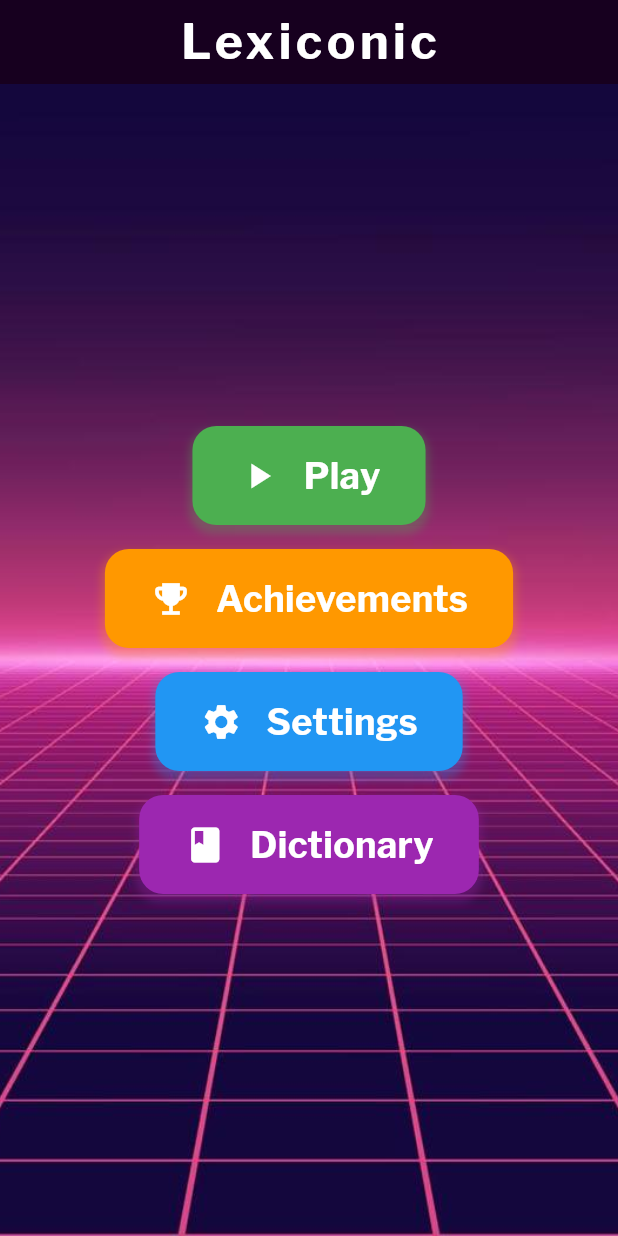
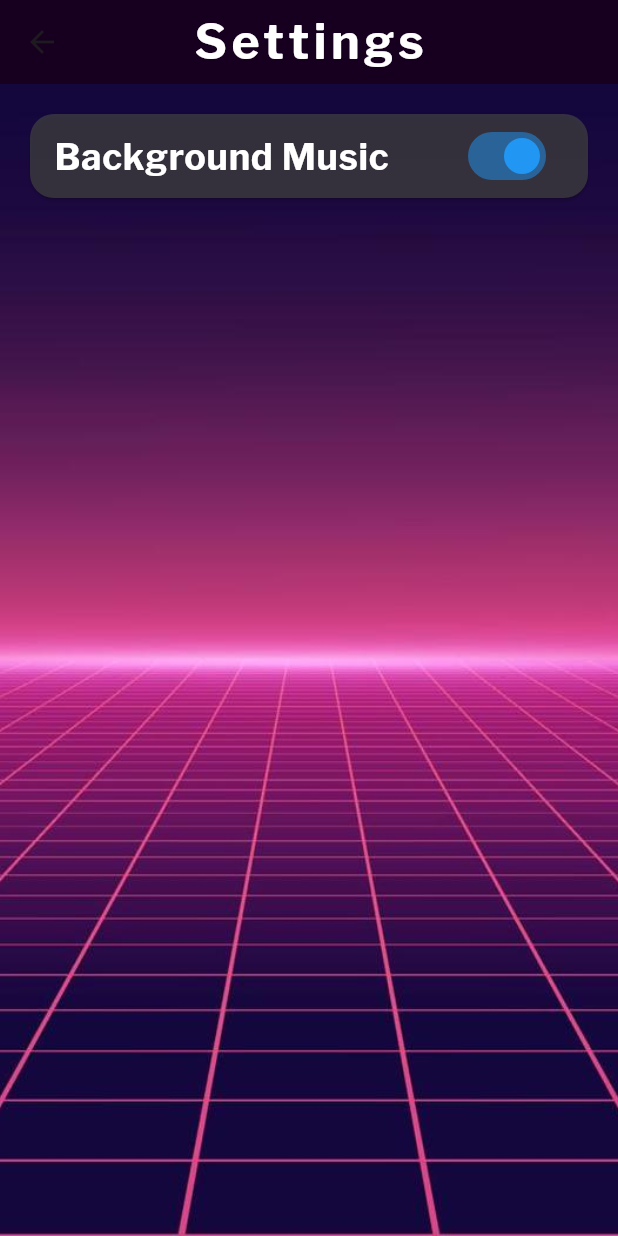
Before and after one commit to AnweyArc/Lexiconic, a Flutter app: the screen it shows after launch, after a tap on "Settings", on a phone screen of 412 x 824 dp. Run offline on Flutter 3.47's test engine with Material 3 defaults, Android fonts, the phone set to English and light mode, and no system bars; our stand-ins replace just_audio, shared_preferences; network calls fail.

Commit message:
added sound on and off, dictionary descriptions.

```diff
--- a/lib/main.dart
+++ b/lib/main.dart
@@ -2,6 +2,8 @@ import 'package:flutter/material.dart';
 import 'package:just_audio/just_audio.dart';
 import 'gamepreference.dart';
 import 'dictionary.dart'; // Import the dictionary.dart file
+import 'settings.dart'; // Import the settings.dart file
+import 'package:shared_preferences/shared_preferences.dart';
 
 void main() {
   runApp(MyApp());
@@ -14,11 +16,23 @@ class MyApp extends StatefulWidget {
 
 class _MyAppState extends State<MyApp> {
   final AudioPlayer _audioPlayer = AudioPlayer();
+  bool _isBackgroundMusicEnabled = true;
 
   @override
   void initState() {
     super.initState();
-    playBackgroundMusic();
+    _loadSettings();
+  }
+
+  // Load the background music setting from SharedPreferences
+  Future<void> _loadSettings() async {
+    final prefs = await SharedPreferences.getInstance();
+    setState(() {
+      _isBackgroundMusicEnabled = prefs.getBool('backgroundMusic') ?? true;
+    });
+    if (_isBackgroundMusicEnabled) {
+      playBackgroundMusic();
+    }
   }
 
   Future<void> playBackgroundMusic() async {
@@ -46,11 +60,18 @@ class _MyAppState extends State<MyApp> {
 
   @override
   Widget build(BuildContext context) {
-    return MaterialApp(debugShowCheckedModeBanner: false, home: HomeScreen());
+    return MaterialApp(
+      debugShowCheckedModeBanner: false,
+      home: HomeScreen(audioPlayer: _audioPlayer),
+    );
   }
 }
 
 class HomeScreen extends StatefulWidget {
+  final AudioPlayer audioPlayer;
+
+  HomeScreen({required this.audioPlayer});
+
   @override
   _HomeScreenState createState() => _HomeScreenState();
 }
@@ -115,7 +136,14 @@ class _HomeScreenState extends State<HomeScreen> {
                 "Settings",
                 Icons.settings,
                 Colors.blue,
-                () {},
+                () => Navigator.push(
+                  context,
+                  MaterialPageRoute(
+                    builder:
+                        (context) =>
+                            SettingsScreen(audioPlayer: widget.audioPlayer),
+                  ),
+                ),
               ),
               _buildMenuButton(
                 context,
@@ -124,9 +152,7 @@ class _HomeScreenState extends State<HomeScreen> {
                 Colors.purple,
                 () => Navigator.push(
                   context,
-                  MaterialPageRoute(
-                    builder: (context) => DictionaryScreen(),
-                  ),
+                  MaterialPageRoute(builder: (context) => DictionaryScreen()),
                 ),
               ),
             ],
--- /dev/null
+++ b/lib/settings.dart
@@ -0,0 +1,112 @@
+// settings.dart
+import 'package:flutter/material.dart';
+import 'package:just_audio/just_audio.dart';
+import 'package:shared_preferences/shared_preferences.dart';
+
+class SettingsScreen extends StatefulWidget {
+  final AudioPlayer audioPlayer;
+
+  SettingsScreen({required this.audioPlayer});
+
+  @override
+  _SettingsScreenState createState() => _SettingsScreenState();
+}
+
+class _SettingsScreenState extends State<SettingsScreen> {
+  bool _isBackgroundMusicEnabled = true;
+
+  @override
+  void initState() {
+    super.initState();
+    _loadSettings();
+  }
+
+  // Load the background music setting from SharedPreferences
+  Future<void> _loadSettings() async {
+    final prefs = await SharedPreferences.getInstance();
+    setState(() {
+      _isBackgroundMusicEnabled = prefs.getBool('backgroundMusic') ?? true;
+    });
+  }
+
+  // Save the background music setting to SharedPreferences
+  Future<void> _saveSettings(bool value) async {
+  final prefs = await SharedPreferences.getInstance();
+  await prefs.setBool('backgroundMusic', value);
+
+  if (value) {
+    if (widget.audioPlayer.processingState == ProcessingState.idle) {
+      await widget.audioPlayer.setAudioSource(AudioSource.asset('assets/audio/BackgroundMusic.mp3'));
+    }
+    await widget.audioPlayer.setLoopMode(LoopMode.all);
+    await widget.audioPlayer.play();
+  } else {
+    await widget.audioPlayer.pause();
+  }
+}
+
+
+  @override
+  Widget build(BuildContext context) {
+    return Scaffold(
+      appBar: AppBar(
+        title: Text(
+          'Settings',
+          style: TextStyle(
+            fontFamily: 'LibreFranklin',
+            fontSize: 32,
+            letterSpacing: 3,
+            fontWeight: FontWeight.bold,
+            color: Colors.white,
+          ),
+        ),
+        centerTitle: true,
+        backgroundColor: const Color.fromARGB(255, 23, 0, 31),
+      ),
+      body: Container(
+        decoration: BoxDecoration(
+          image: DecorationImage(
+            image: AssetImage("assets/images/homebackground.jpg"),
+            fit: BoxFit.cover,
+          ),
+        ),
+        child: Padding(
+          padding: const EdgeInsets.all(16.0),
+          child: Column(
+            children: [
+              Card(
+                color: Colors.grey[800]!.withOpacity(0.7),
+                shape: RoundedRectangleBorder(
+                  borderRadius: BorderRadius.circular(16),
+                ),
+                child: ListTile(
+                  title: Text(
+                    'Background Music',
+                    style: TextStyle(
+                      fontSize: 24,
+                      fontWeight: FontWeight.bold,
+                      fontFamily: 'LibreFranklin',
+                      color: Colors.white,
+                    ),
+                  ),
+                  trailing: Switch(
+                    value: _isBackgroundMusicEnabled,
+                    onChanged: (value) {
+                      setState(() {
+                        _isBackgroundMusicEnabled = value;
+                      });
+                      _saveSettings(
+                        value,
+                      ); // Save the setting and control the music
+                    },
+                    activeColor: Colors.blue,
+                  ),
+                ),
+              ),
+            ],
+          ),
+        ),
+      ),
+    );
+  }
+}
```
Also changed, not shown: lib/dictionary.dart (+95 -14 lines).
